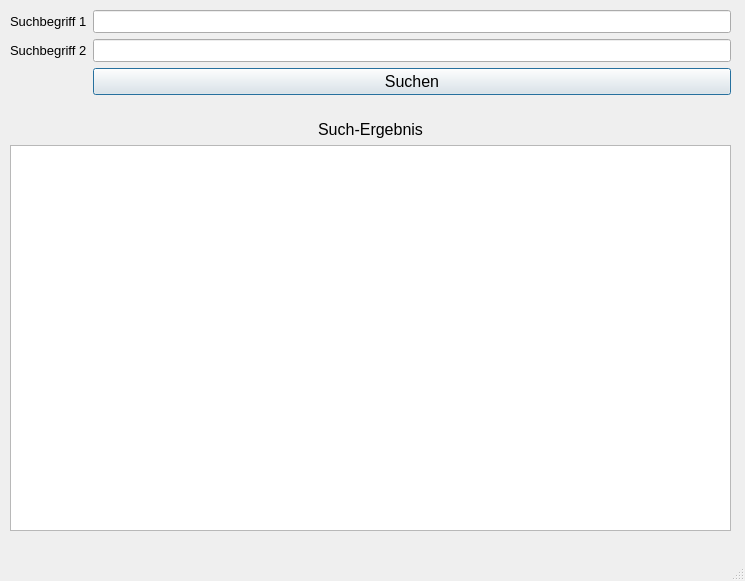
Before: the Qt Designer form VidSuchUI.ui in ruegi/vidsuch, drawn with Qt 5.
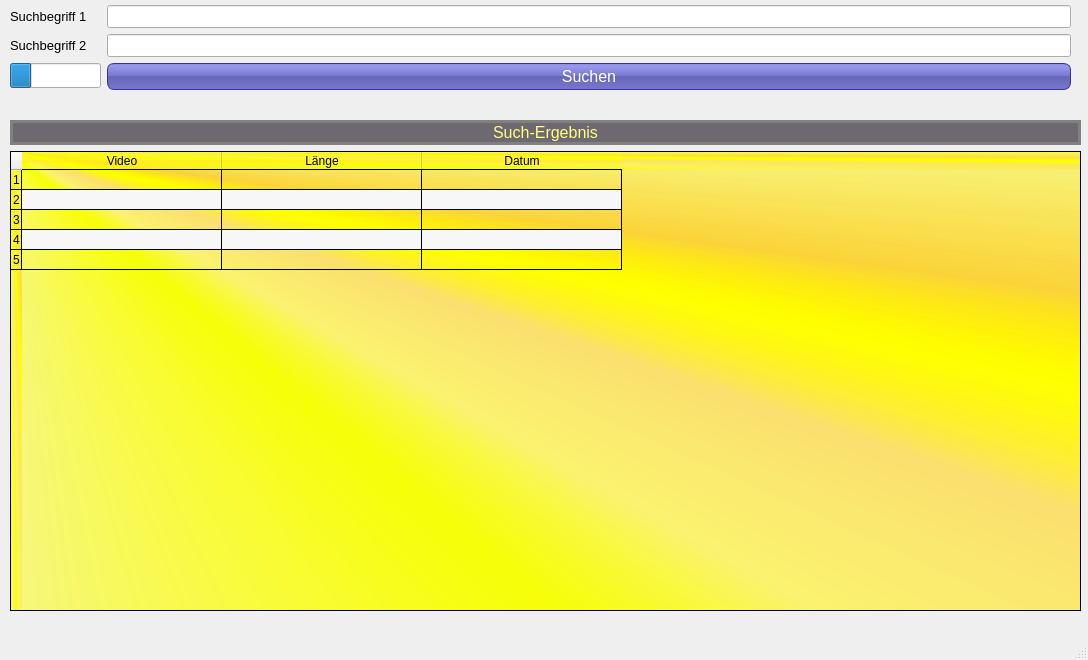
After: the same form once the commit is applied. Icons and pictures are not drawn.

Commit message: Version 2.0 Redesign der Thread-Handhabung; Doppelklick oder Enter zeigt einen Film, Änderung der lst_erg (von QListWidget nach QTableWidget). Es werden jetzt auch Dateigröße und C_date angezeigt.

```diff
--- a/VidSuchUI.ui
+++ b/VidSuchUI.ui
@@ -6,21 +6,192 @@
    <rect>
     <x>0</x>
     <y>0</y>
-    <width>745</width>
-    <height>581</height>
+    <width>1088</width>
+    <height>660</height>
    </rect>
   </property>
   <property name="windowTitle">
-   <string>MainWindow</string>
+   <string>VidSuch - Suche von Videos im Archiv</string>
+  </property>
+  <property name="windowIcon">
+   <iconset>
+    <normaloff>VidSuch.ico</normaloff>VidSuch.ico</iconset>
+  </property>
+  <property name="styleSheet">
+   <string notr="true">#QMainWindow {
+background-color: rgb(170, 255, 127)
+}
+
+#QFormLayout {
+border: 3px solid gray;
+border-radius: 40px;
+background: white;
+}
+
+#lbl_ergebnis {
+color: rgb(255, 255, 127);
+border: 3px solid gray;
+border-radius: 20px;
+background: rgb(110, 104, 113)
+}
+
+</string>
   </property>
   <widget class="QWidget" name="centralwidget">
-   <widget class="QWidget" name="formLayoutWidget">
+   <widget class="QWidget" name="verticalLayoutWidget">
     <property name="geometry">
      <rect>
       <x>10</x>
-      <y>10</y>
-      <width>721</width>
-      <height>105</height>
+      <y>120</y>
+      <width>1071</width>
+      <height>491</height>
+     </rect>
+    </property>
+    <layout class="QVBoxLayout" name="verticalLayout">
+     <item>
+      <widget class="QLabel" name="lbl_ergebnis">
+       <property name="font">
+        <font>
+         <pointsize>12</pointsize>
+        </font>
+       </property>
+       <property name="layoutDirection">
+        <enum>Qt::LeftToRight</enum>
+       </property>
+       <property name="styleSheet">
+        <string notr="true"/>
+       </property>
+       <property name="text">
+        <string>Such-Ergebnis</string>
+       </property>
+       <property name="alignment">
+        <set>Qt::AlignCenter</set>
+       </property>
+      </widget>
+     </item>
+     <item>
+      <widget class="QTableWidget" name="lst_erg">
+       <property name="sizePolicy">
+        <sizepolicy hsizetype="Expanding" vsizetype="Expanding">
+         <horstretch>0</horstretch>
+         <verstretch>0</verstretch>
+        </sizepolicy>
+       </property>
+       <property name="minimumSize">
+        <size>
+         <width>0</width>
+         <height>0</height>
+        </size>
+       </property>
+       <property name="font">
+        <font>
+         <pointsize>11</pointsize>
+        </font>
+       </property>
+       <property name="cursor" stdset="0">
+        <cursorShape>PointingHandCursor</cursorShape>
+       </property>
+       <property name="layoutDirection">
+        <enum>Qt::LeftToRight</enum>
+       </property>
+       <property name="autoFillBackground">
+        <bool>true</bool>
+       </property>
+       <property name="styleSheet">
+        <string notr="true">background-color:   qconicalgradient(cx:0, cy:0, angle:135, stop:0 rgba(255, 255, 0, 69), stop:0.375 rgba(255, 255, 0, 69), stop:0.423533 rgba(251, 255, 0, 145), stop:0.45 rgba(247, 255, 0, 208), stop:0.477581 rgba(255, 244, 71, 130), stop:0.518717 rgba(255, 218, 71, 130), stop:0.55 rgba(255, 255, 0, 255), stop:0.57754 rgba(255, 203, 0, 130), stop:0.625 rgba(255, 255, 0, 69), stop:1 rgba(255, 255, 0, 69));
+</string>
+       </property>
+       <property name="frameShape">
+        <enum>QFrame::StyledPanel</enum>
+       </property>
+       <property name="sizeAdjustPolicy">
+        <enum>QAbstractScrollArea::AdjustToContents</enum>
+       </property>
+       <property name="autoScrollMargin">
+        <number>16</number>
+       </property>
+       <property name="editTriggers">
+        <set>QAbstractItemView::DoubleClicked|QAbstractItemView::EditKeyPressed</set>
+       </property>
+       <property name="alternatingRowColors">
+        <bool>true</bool>
+       </property>
+       <property name="selectionMode">
+        <enum>QAbstractItemView::NoSelection</enum>
+       </property>
+       <property name="selectionBehavior">
+        <enum>QAbstractItemView::SelectItems</enum>
+       </property>
+       <property name="textElideMode">
+        <enum>Qt::ElideRight</enum>
+       </property>
+       <property name="sortingEnabled">
+        <bool>true</bool>
+       </property>
+       <property name="rowCount">
+        <number>5</number>
+       </property>
+       <property name="columnCount">
+        <number>3</number>
+       </property>
+       <attribute name="horizontalHeaderCascadingSectionResizes">
+        <bool>true</bool>
+       </attribute>
+       <attribute name="horizontalHeaderDefaultSectionSize">
+        <number>200</number>
+       </attribute>
+       <attribute name="horizontalHeaderMinimumSectionSize">
+        <number>50</number>
+       </attribute>
+       <attribute name="horizontalHeaderStretchLastSection">
+        <bool>false</bool>
+       </attribute>
+       <attribute name="verticalHeaderVisible">
+        <bool>true</bool>
+       </attribute>
+       <attribute name="verticalHeaderCascadingSectionResizes">
+        <bool>false</bool>
+       </attribute>
+       <attribute name="verticalHeaderDefaultSectionSize">
+        <number>20</number>
+       </attribute>
+       <attribute name="verticalHeaderMinimumSectionSize">
+        <number>20</number>
+       </attribute>
+       <attribute name="verticalHeaderShowSortIndicator" stdset="0">
+        <bool>true</bool>
+       </attribute>
+       <row/>
+       <row/>
+       <row/>
+       <row/>
+       <row/>
+       <column>
+        <property name="text">
+         <string>Video</string>
+        </property>
+       </column>
+       <column>
+        <property name="text">
+         <string>Länge</string>
+        </property>
+       </column>
+       <column>
+        <property name="text">
+         <string>Datum</string>
+        </property>
+       </column>
+      </widget>
+     </item>
+    </layout>
+   </widget>
+   <widget class="QWidget" name="">
+    <property name="geometry">
+     <rect>
+      <x>10</x>
+      <y>5</y>
+      <width>1061</width>
+      <height>91</height>
      </rect>
     </property>
     <layout class="QFormLayout" name="formLayout">
@@ -51,7 +222,7 @@
        </property>
       </widget>
      </item>
-     <item row="2" column="0">
+     <item row="1" column="0">
       <widget class="QLabel" name="lbl_such2">
        <property name="font">
         <font>
@@ -63,7 +234,7 @@
        </property>
       </widget>
      </item>
-     <item row="2" column="1">
+     <item row="1" column="1">
       <widget class="QLineEdit" name="le_such2">
        <property name="font">
         <font>
@@ -72,16 +243,52 @@
        </property>
       </widget>
      </item>
-     <item row="3" column="1">
-      <widget class="QPushButton" name="pb_suchen">
+     <item row="2" column="0">
+      <widget class="QProgressBar" name="proBar">
+       <property name="minimumSize">
+        <size>
+         <width>0</width>
+         <height>25</height>
+        </size>
+       </property>
+       <property name="autoFillBackground">
+        <bool>false</bool>
+       </property>
+       <property name="value">
+        <number>24</number>
+       </property>
+       <property name="textVisible">
+        <bool>false</bool>
+       </property>
+      </widget>
+     </item>
+     <item row="2" column="1">
+      <widget class="QPushButton" name="btn_suchen">
        <property name="font">
         <font>
          <pointsize>12</pointsize>
         </font>
        </property>
+       <property name="styleSheet">
+        <string notr="true">#btn_suchen{
+color: white;
+background-color: QLinearGradient( x1: 0, y1: 0, x2: 0, y2: 1, stop: 0 #88d, stop: 0.1 #99e, stop: 0.49 #77c, stop: 0.5 #66b, stop: 1 #77c);
+border-width: 1px;
+border-color: #339;
+border-style: solid;
+border-radius: 7;
+padding: 3 px;
+font-size: 14 px;
+padding-left: 5 px;
+padding-right: 5 px;
+}</string>
+       </property>
        <property name="text">
         <string>Suchen</string>
        </property>
+       <property name="autoDefault">
+        <bool>true</bool>
+       </property>
        <property name="default">
         <bool>true</bool>
        </property>
@@ -89,45 +296,6 @@
      </item>
     </layout>
    </widget>
-   <widget class="QWidget" name="verticalLayoutWidget">
-    <property name="geometry">
-     <rect>
-      <x>10</x>
-      <y>120</y>
-      <width>721</width>
-      <height>411</height>
-     </rect>
-    </property>
-    <layout class="QVBoxLayout" name="verticalLayout">
-     <item>
-      <widget class="QLabel" name="lbl_ergebnis">
-       <property name="font">
-        <font>
-         <pointsize>12</pointsize>
-        </font>
-       </property>
-       <property name="layoutDirection">
-        <enum>Qt::LeftToRight</enum>
-       </property>
-       <property name="text">
-        <string>Such-Ergebnis</string>
-       </property>
-       <property name="alignment">
-        <set>Qt::AlignCenter</set>
-       </property>
-      </widget>
-     </item>
-     <item>
-      <widget class="QListView" name="lst_erg">
-       <property name="font">
-        <font>
-         <pointsize>10</pointsize>
-        </font>
-       </property>
-      </widget>
-     </item>
-    </layout>
-   </widget>
   </widget>
   <widget class="QMenuBar" name="menubar">
    <property name="geometry">
```
Left out of the diff: 2 changed lines with no effect on the pictures. The commit also changes 2 other files.
